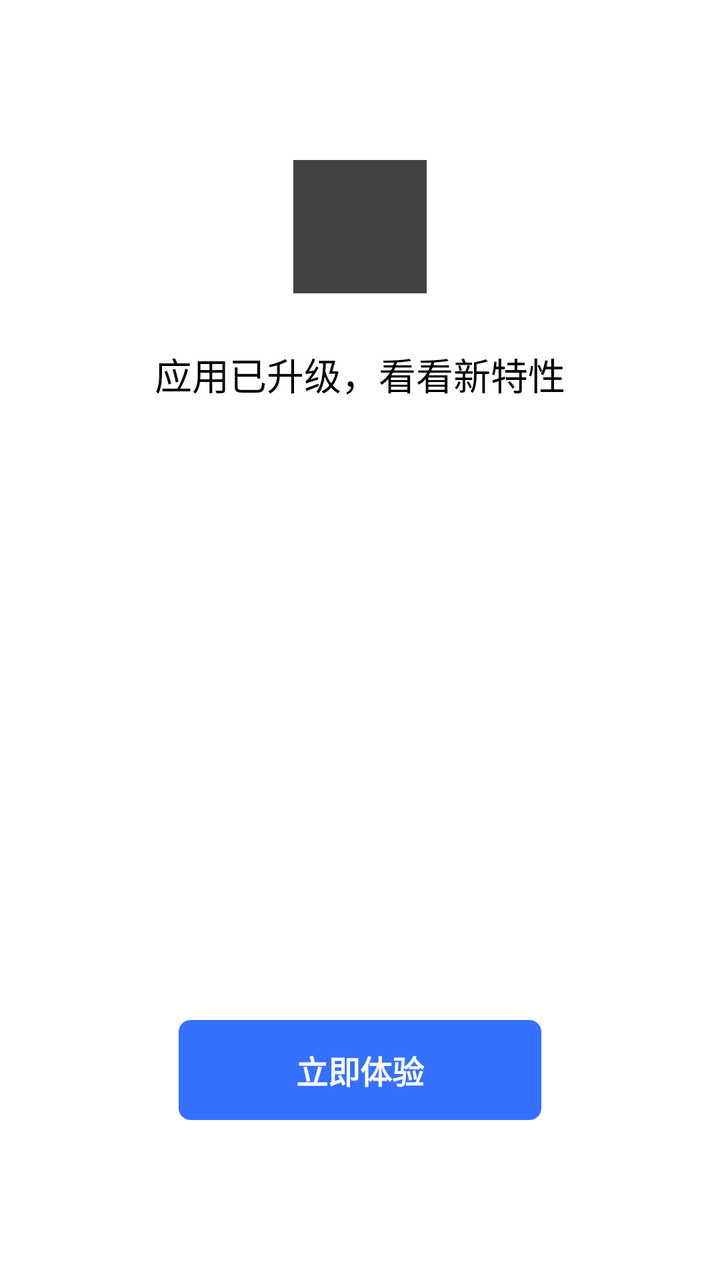
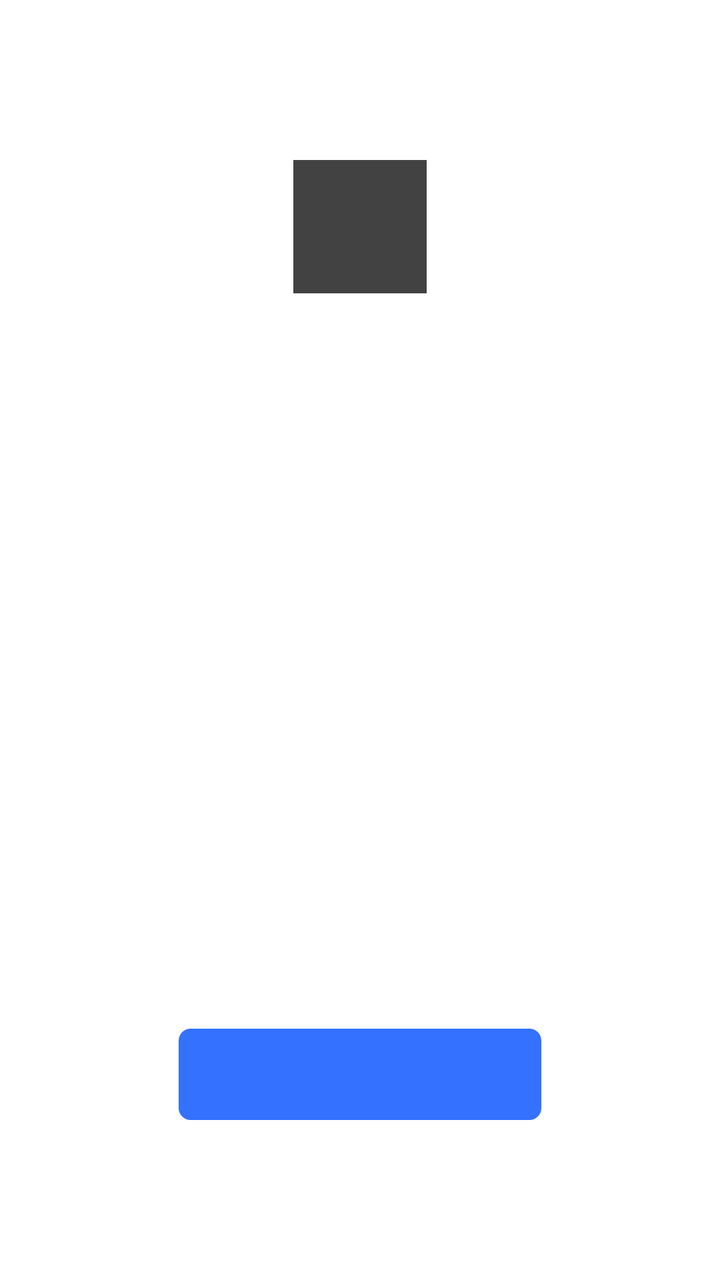

Compare the two renders of this Android layout. The source of the first and the diff that turns it into the second are given below.
<!-- AndroidManifest.xml: another module's application theme Theme.MyLibs -->
<!-- res/layout/activity_update_feature.xml -->
<?xml version="1.0" encoding="utf-8"?>
<LinearLayout xmlns:android="http://schemas.android.com/apk/res/android"
    android:id="@+id/ll_main_container"
    android:layout_width="match_parent"
    android:layout_height="match_parent"
    android:background="@android:color/white"
    android:gravity="center_horizontal"
    android:orientation="vertical">

    <ImageView
        android:id="@+id/iv_feature_icon"
        android:layout_width="@dimen/dp_100"
        android:layout_height="@dimen/dp_100"
        android:layout_marginTop="@dimen/dp_120"
        android:scaleType="fitCenter"
        android:src="@color/cardview_dark_background" />

    <TextView
        android:id="@+id/tv_feature_title"
        android:layout_width="wrap_content"
        android:layout_height="wrap_content"
        android:layout_marginTop="@dimen/dp_40"
        android:text="@string/title_application_update_feature"
        android:textStyle="bold"
        android:textFontWeight="700"
        android:textColor="@android:color/black"
        android:textSize="@dimen/dp_28" />

    <androidx.recyclerview.widget.RecyclerView
        android:id="@+id/rv_feature_list"
        android:layout_weight="1"
        android:layout_marginTop="@dimen/dp_80"
        android:overScrollMode="never"
        android:scrollbars="none"
        android:layout_width="match_parent"
        android:layout_height="0dp">
    </androidx.recyclerview.widget.RecyclerView>

    <TextView
        android:id="@+id/tv_experience_now"
        android:layout_width="wrap_content"
        android:layout_height="wrap_content"
        android:layout_marginTop="@dimen/dp_20"
        android:background="@drawable/application_feature_shape_apply"
        android:text="@string/application_feature_apply"
        android:padding="@dimen/dp_20"
        android:minWidth="@dimen/dp_272"
        android:gravity="center"
        android:layout_gravity="center"
        android:textStyle="bold"
        android:includeFontPadding="false"
        android:textColor="@android:color/white"
        android:layout_marginBottom="80dp"
        android:textSize="@dimen/dp_24" />

</LinearLayout>
<!-- resources referenced by this layout -->
<resources>
  <color name="cardview_dark_background">#ff424242</color>
  <dimen name="dp_100">66.66666666666667dp</dimen>
  <dimen name="dp_120">80.0dp</dimen>
  <dimen name="dp_20">13.333333333333334dp</dimen>
  <dimen name="dp_24">16.0dp</dimen>
  <dimen name="dp_272">181.33333333333334dp</dimen>
  <dimen name="dp_28">18.666666666666668dp</dimen>
  <dimen name="dp_40">26.666666666666668dp</dimen>
  <dimen name="dp_80">53.333333333333336dp</dimen>
  <!-- drawable application_feature_shape_apply (drawable) -->
  <?xml version="1.0" encoding="utf-8"?>
  <shape xmlns:android="http://schemas.android.com/apk/res/android">
  
      <corners android:radius="18px"/>
      <solid android:color="#3471FF"/>
  </shape>
  <string name="application_feature_apply">立即体验</string>
  <string name="title_application_update_feature">应用已升级，看看新特性</string>
  <style name="Theme.MyLibs" parent="Theme.MaterialComponents.DayNight.NoActionBar">
          
          <item name="colorPrimary">@color/purple_500</item>
          <item name="colorPrimaryVariant">@color/purple_700</item>
          <item name="colorOnPrimary">@color/white</item>
          
          <item name="colorSecondary">@color/teal_200</item>
          <item name="colorSecondaryVariant">@color/teal_700</item>
          <item name="colorOnSecondary">@color/black</item>
          <item name="android:windowFullscreen">true</item>
          <item name="android:windowActionBar">false</item>
          <item name="android:windowNoTitle">true</item>
          
          <item name="android:statusBarColor">?attr/colorPrimaryVariant</item>
          
      </style>
  <color name="purple_500">#FF6200EE</color>
  <color name="purple_700">#FF3700B3</color>
  <color name="white">#FFFFFFFF</color>
  <color name="teal_200">#FF03DAC5</color>
  <color name="teal_700">#FF018786</color>
  <color name="black">#FF000000</color>
</resources>

<!-- the commit's change to res/layout/activity_update_feature.xml (unified diff, before → after) -->
@@ -20,7 +20,6 @@
         android:layout_width="wrap_content"
         android:layout_height="wrap_content"
         android:layout_marginTop="@dimen/dp_40"
-        android:text="@string/title_application_update_feature"
         android:textStyle="bold"
         android:textFontWeight="700"
         android:textColor="@android:color/black"
@@ -42,7 +41,6 @@
         android:layout_height="wrap_content"
         android:layout_marginTop="@dimen/dp_20"
         android:background="@drawable/application_feature_shape_apply"
-        android:text="@string/application_feature_apply"
         android:padding="@dimen/dp_20"
         android:minWidth="@dimen/dp_272"
         android:gravity="center"
<!-- resource entries referenced after the edit -->
@@ -16,8 +16,6 @@
       <corners android:radius="18px"/>
       <solid android:color="#3471FF"/>
   </shape>
-  <string name="application_feature_apply">立即体验</string>
-  <string name="title_application_update_feature">应用已升级，看看新特性</string>
   <style name="Theme.MyLibs" parent="Theme.MaterialComponents.DayNight.NoActionBar">
           
           <item name="colorPrimary">@color/purple_500</item>
